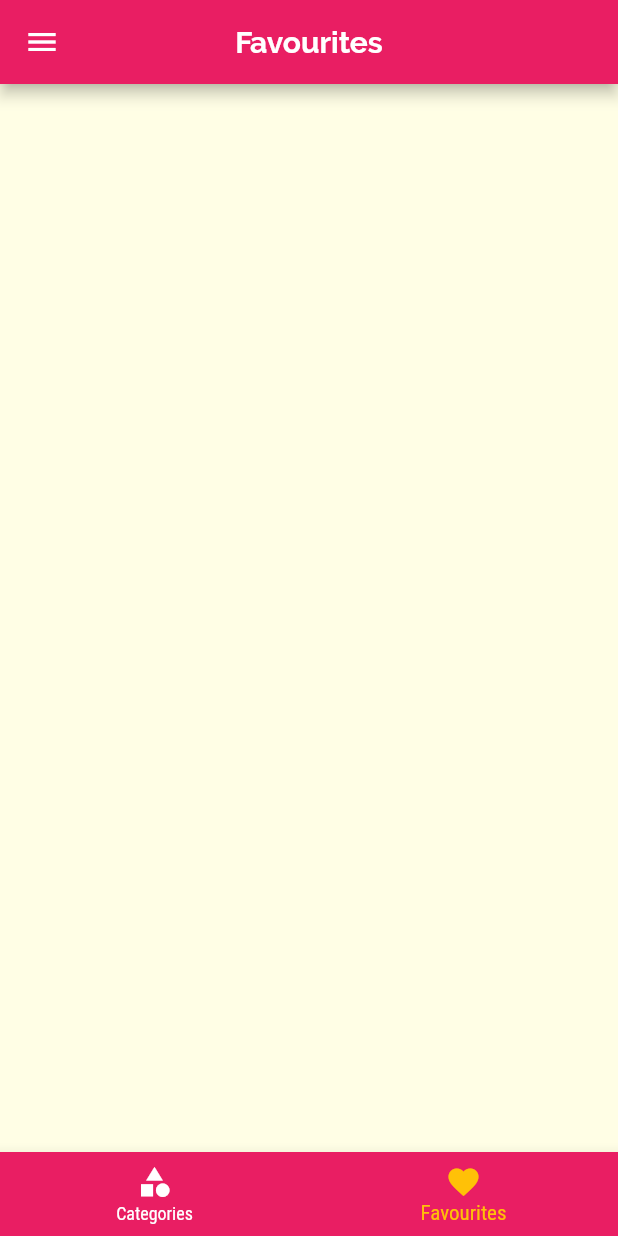
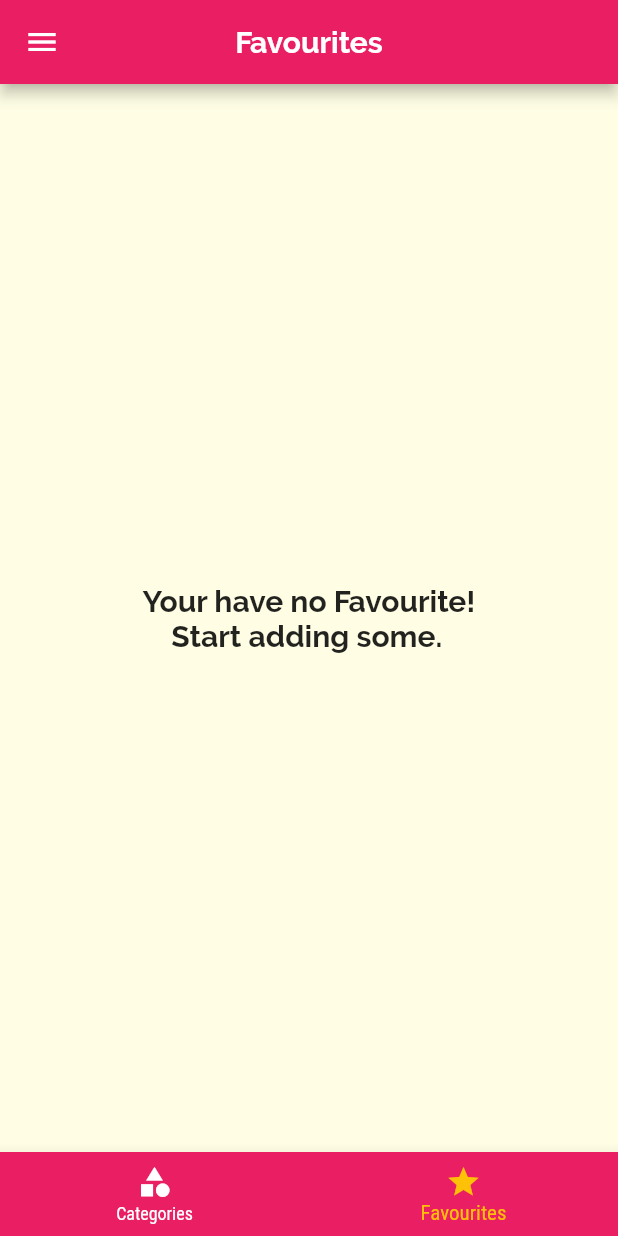
Before and after one commit to rajput-hemant/meals-app, a Flutter app: the screen it shows after launch, item 2 of the bottom bar chosen, on a phone screen of 412 x 824 dp. Run offline on Flutter 3.47's test engine with Material 2 defaults, Android fonts, the phone set to English and light mode, and no system bars.

Commit message:
enabled favourite feature replaced delete meal FloatingActionButton w/ add to favourite FloatingActionButton
Signed-off-by: rajput-hemant <hemant.rajput_cs20@gla.ac.in>

```diff
--- a/lib/pages/favourites_page.dart
+++ b/lib/pages/favourites_page.dart
@@ -1,10 +1,36 @@
 import 'package:flutter/material.dart';
 
+import '../models/meals.dart';
+import '../widgets/meal_item.dart';
+
 class FavouritesPage extends StatelessWidget {
-  const FavouritesPage({Key? key}) : super(key: key);
+  final List<Meal> favouriteMeals;
+
+  const FavouritesPage({super.key, required this.favouriteMeals});
 
   @override
   Widget build(BuildContext context) {
-    return const Center();
+    if (favouriteMeals.isEmpty) {
+      return Center(
+        child: Text(
+          'Your have no Favourite!\n    Start adding some.',
+          style: Theme.of(context).textTheme.headline6,
+        ),
+      );
+    } else {
+      return ListView.builder(
+        itemCount: favouriteMeals.length,
+        itemBuilder: ((context, index) {
+          return MealItem(
+            id: favouriteMeals[index].id,
+            title: favouriteMeals[index].title,
+            imageURL: favouriteMeals[index].imageURL,
+            duration: favouriteMeals[index].duration,
+            complexity: favouriteMeals[index].complexity,
+            affordability: favouriteMeals[index].affordability,
+          );
+        }),
+      );
+    }
   }
 }
--- a/lib/pages/tabs_page.dart
+++ b/lib/pages/tabs_page.dart
@@ -1,31 +1,39 @@
 import 'package:flutter/material.dart';
 
+import '../models/meals.dart';
 import 'categories_page.dart';
 import 'favourites_page.dart';
 import '../widgets/main_drawer.dart';
 
 /// for tabs at the top
 class TabsPage extends StatefulWidget {
-  const TabsPage({Key? key}) : super(key: key);
+  final List<Meal> favoriteMeals;
+
+  const TabsPage({super.key, required this.favoriteMeals});
 
   @override
   State<TabsPage> createState() => _TabsPageState();
 }
 
 class _TabsPageState extends State<TabsPage> {
-  final List<Map> _pages = const [
+  List<Map> _pages = [];
+
+  @override
+  void initState() {
+    _pages = [
       {
         'title': 'Categories',
-      'page': CategoriesPage(),
+        'page': const CategoriesPage(),
       },
       {
         'title': 'Favourites',
-      'page': FavouritesPage(),
+        'page': FavouritesPage(favouriteMeals: widget.favoriteMeals),
       },
     ];
+    super.initState();
+  }
 
   int _selectPageIndex = 0;
-
   void _selectPage(int index) {
     setState(() => _selectPageIndex = index);
   }
@@ -55,7 +63,7 @@ class _TabsPageState extends State<TabsPage> {
           ),
           BottomNavigationBarItem(
             // backgroundColor: theme.primaryColor,
-            icon: Icon(Icons.favorite),
+            icon: Icon(Icons.star),
             label: 'Favourites',
           ),
         ],
```
Also changed, not shown: lib/main.dart (+28 -14 lines), lib/pages/meal_recipe_page.dart (+16 -7 lines), lib/pages/meals_details_page.dart (+10 -10 lines), lib/widgets/meal_item.dart (+6 -5 lines). Lines whose indentation alone changed are shown as unchanged.
